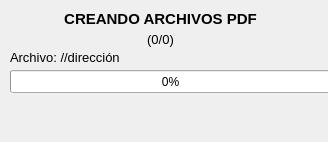
The window that GUI/Loading.ui (OriC28/NotasExpress) describes before a commit, drawn with Qt 5.
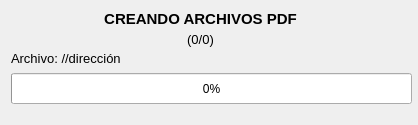
The same window after the commit. Icons and pictures are not drawn.

Patch:
```diff
--- a/GUI/Loading.ui
+++ b/GUI/Loading.ui
@@ -6,8 +6,8 @@
    <rect>
     <x>0</x>
     <y>0</y>
-    <width>328</width>
-    <height>142</height>
+    <width>418</width>
+    <height>125</height>
    </rect>
   </property>
   <property name="windowTitle">
@@ -16,10 +16,10 @@
   <widget class="QProgressBar" name="progressBar">
    <property name="geometry">
     <rect>
-     <x>10</x>
-     <y>70</y>
-     <width>321</width>
-     <height>23</height>
+     <x>11</x>
+     <y>73</y>
+     <width>401</width>
+     <height>31</height>
     </rect>
    </property>
    <property name="value">
@@ -31,7 +31,7 @@
     <rect>
      <x>30</x>
      <y>10</y>
-     <width>261</width>
+     <width>341</width>
      <height>16</height>
     </rect>
    </property>
@@ -48,9 +48,9 @@
   <widget class="QLabel" name="file_direction">
    <property name="geometry">
     <rect>
-     <x>10</x>
-     <y>50</y>
-     <width>291</width>
+     <x>11</x>
+     <y>51</y>
+     <width>391</width>
      <height>16</height>
     </rect>
    </property>
@@ -63,7 +63,7 @@
     <rect>
      <x>130</x>
      <y>30</y>
-     <width>61</width>
+     <width>141</width>
      <height>20</height>
     </rect>
    </property>
```
Left out of the diff: 6 changed lines with no effect on the pictures.
